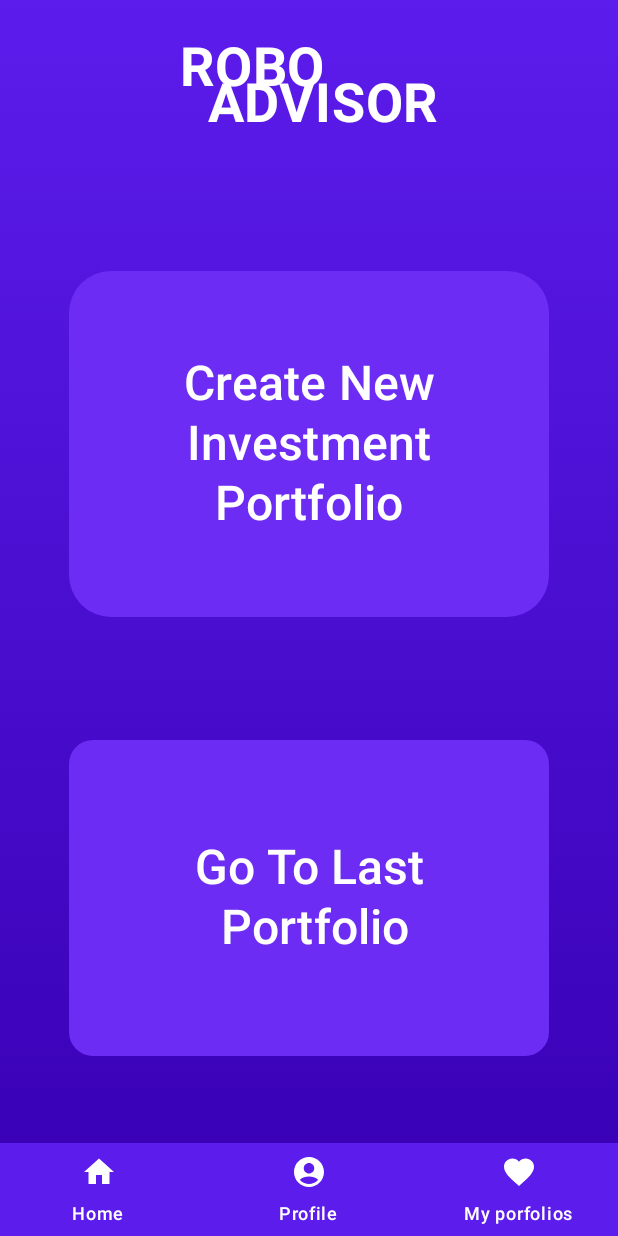
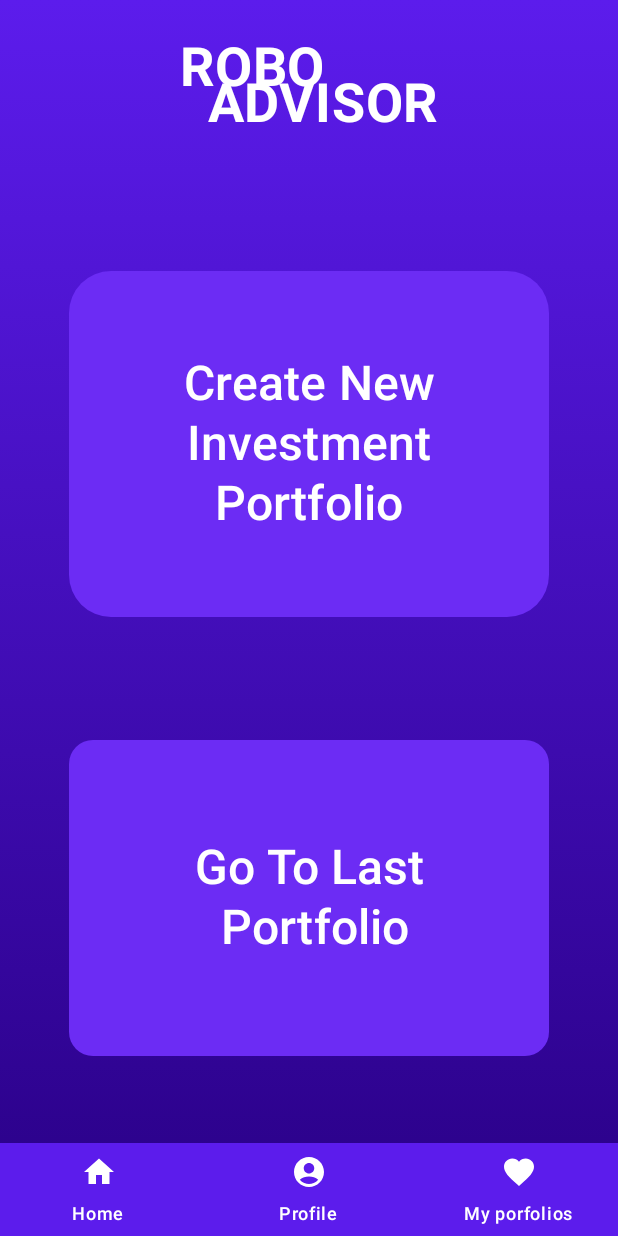
Before and after one commit to roihas1/ProjectApp, an Android app built with Jetpack Compose: the @Preview function HomeScreenPreview, on a phone screen of 412 x 824 dp. Run offline under Robolectric (Android 15) with nearby library versions, the phone set to English and light mode, and no system bars.

Commit message:
minor cosmetic changes

```diff
--- a/app/src/main/java/com/example/projectapp/HomeScreen.kt
+++ b/app/src/main/java/com/example/projectapp/HomeScreen.kt
@@ -54,7 +54,6 @@ fun HomeScreen(
     verticalArrangement = Arrangement.spacedBy(42.dp)
     ){
         Title()
-
        Button(
                 onClick = { /*TODO*/ },
                 modifier = Modifier
--- a/app/src/main/java/com/example/projectapp/WelcomeScreen.kt
+++ b/app/src/main/java/com/example/projectapp/WelcomeScreen.kt
@@ -46,7 +46,7 @@ import com.example.projectapp.ui.theme.ProjectAppTheme
 object MyColors {
     val Primary = Color(0xff5c1cec)
     val ButtonColor = Color(0xff6c2cf4)
-    val PrimaryVariant = Color(0xFF3700B3)
+    val PrimaryVariant = Color(0xFF290086)
     val Secondary = Color(0xFF03DAC6)
     val SecondaryVariant = Color(0xFF018786)
 
```
Also changed, not shown: app/src/main/java/com/example/projectapp/SignupScreen.kt (+0 -8 lines).
